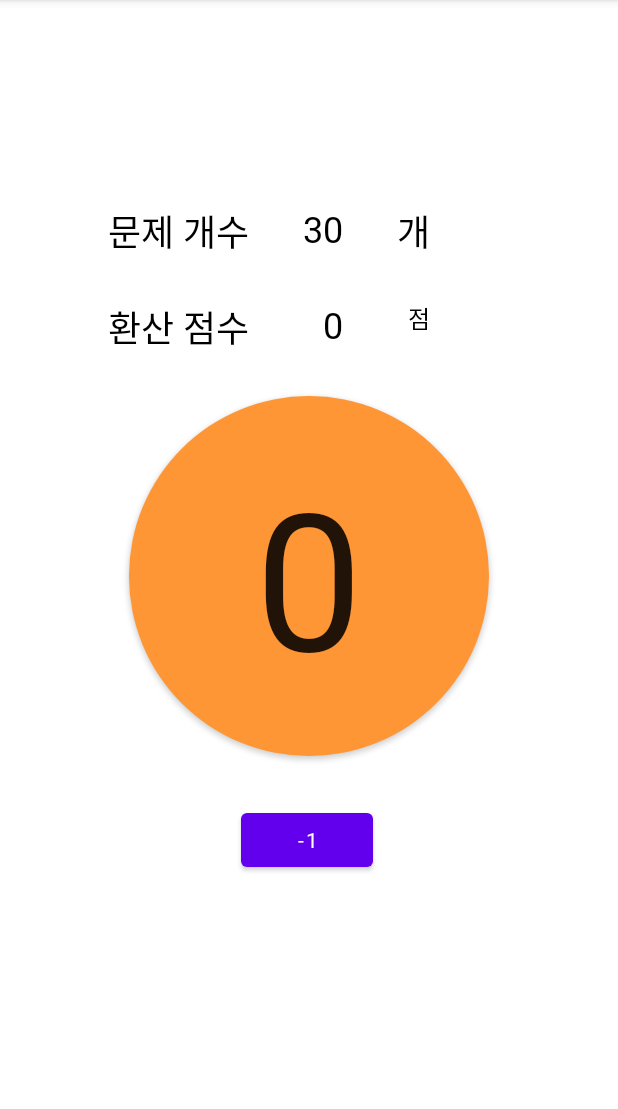
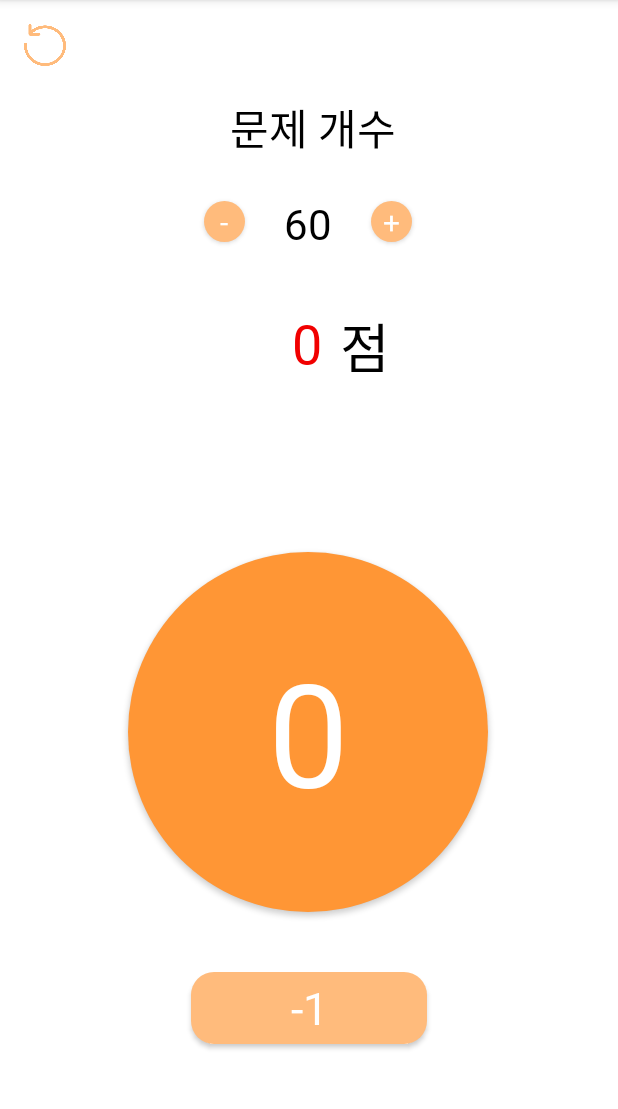
Before and after one commit to cheonjiyun/ScoreCounter, an Android app: the screen it shows after launch (MainActivity), on a phone screen of 412 x 824 dp, the part 84-1193 px from its top. Run offline under Robolectric (Android 15) with nearby library versions, the light colour scheme and no system bars.

Commit message:
feat:문제 개수 및 초기화 기능

```diff
--- a/app/src/main/java/com/jiyun/scorecounter/MainActivity.kt
+++ b/app/src/main/java/com/jiyun/scorecounter/MainActivity.kt
@@ -2,39 +2,92 @@ package com.jiyun.scorecounter
 
 import androidx.appcompat.app.AppCompatActivity
 import android.os.Bundle
-import android.util.Log
 import android.widget.Button
+import android.widget.ImageView
 import android.widget.TextView
+import android.widget.Toast
+import kotlin.math.roundToInt
 
 class MainActivity : AppCompatActivity() {
     override fun onCreate(savedInstanceState: Bundle?) {
         super.onCreate(savedInstanceState)
         setContentView(R.layout.activity_main)
 
+        var reset_button = findViewById<Button>(R.id.reset_button)
+
+        var question_minus_button = findViewById<Button>(R.id.question_minus_button)
         var question_textview = findViewById<TextView>(R.id.question_textview)
+        var question_plus_button = findViewById<Button>(R.id.question_plus_button)
+
         var score_textview = findViewById<TextView>(R.id.score_textview)
-        var plus_button = findViewById<Button>(R.id.plus_button) // + 버튼
+
+        var plus_circle_button = findViewById<Button>(R.id.plus_circle_button) // + 버튼
         var minus_button = findViewById<Button>(R.id.minus_button) // - 버튼
 
         // 초기 값 세팅
-        var question_number = 30 // 문제 개수
+        var question_number = 60 // 문제 개수
         question_textview.setText(question_number.toString())
 
         var count = 0 //카운트 값
-        plus_button.setText(count.toString())
+        plus_circle_button.setText(count.toString())
 
         var score = 0 //점수
+        score_textview.setText(score.toString())
 
-        // + 버튼 클릭시
-        plus_button.setOnClickListener {
+
+        // 리셋 버튼 클릭시
+        reset_button.setOnClickListener {
+            //카운트 값 0
+            count = 0
+
+            //카운트 값 표시 바꾸기
+            changeCount(plus_circle_button, count)
+
+            //점수 재 계산
+            score = calulateScore(count, question_number, score_textview)
+        }
+
+        // 문제 개수 - 버튼
+        question_minus_button.setOnClickListener {
+            if(question_number > count && question_number > 1){
+                question_number--
+
+                //문제 개수 표시 값 바꾸기
+                changeQuestionNumber(question_textview, question_number)
+
+                //점수 다시 계산
+                score = calulateScore(count, question_number, score_textview)
+            }
+
+        }
+
+        // 문제 개수 + 버튼
+        question_plus_button.setOnClickListener {
+            if(question_number < 9999){
+                question_number++
+
+                //문제 개수 표시 값 바꾸기
+                changeQuestionNumber(question_textview, question_number)
+
+                //점수 다시 계산
+                score = calulateScore(count, question_number, score_textview)
+            }
+
+        }
+
+
+
+        // 원형 버튼 클릭시
+        plus_circle_button.setOnClickListener {
             if(count < question_number){
-                //카운트 값
+                //카운트 값 +1
                 count++
-                plus_button.setText(count.toString())
+
+                //카운트 값 표시 바꾸기
+                changeCount(plus_circle_button, count)
 
                 //점수 계산
-                score = (count.toDouble()/question_number.toDouble() * 100).toInt()
-                score_textview.setText(score.toString())
+                score = calulateScore(count, question_number, score_textview)
             }
 
 
@@ -42,14 +95,15 @@ class MainActivity : AppCompatActivity() {
 
         // - 버튼 클릭시
         minus_button.setOnClickListener {
-            //카운트 값
             if(count > 0){
+                //카운트 값 -1
                 count--
-                plus_button.setText(count.toString())
+
+                //카운트 값 표시 바꾸기
+                changeCount(plus_circle_button, count)
 
                 //점수 계산
-                score = (count.toDouble()/question_number.toDouble() * 100).toInt()
-                score_textview.setText(score.toString())
+                score = calulateScore(count, question_number, score_textview)
             }
 
         }
@@ -57,4 +111,17 @@ class MainActivity : AppCompatActivity() {
 
     }
 
+    fun changeQuestionNumber(question_textview: TextView, question_number: Int){
+        question_textview.setText(question_number.toString())
+    }
+
+    fun changeCount(circle_button: Button, count: Int){
+        circle_button.setText(count.toString())
+    }
+
+    fun calulateScore(count:Int, question_number:Int, score_textview: TextView): Int {
+        var score = (count.toDouble()/question_number.toDouble() * 100).roundToInt()
+        score_textview.setText(score.toString())
+        return score
+    }
 }
--- /dev/null
+++ b/app/src/main/res/drawable/minus_button.xml
@@ -0,0 +1,5 @@
+<?xml version="1.0" encoding="utf-8"?>
+<shape xmlns:android="http://schemas.android.com/apk/res/android">
+    <solid android:color="@color/soft"/>
+    <corners android:radius="15dp" />
+</shape>
--- /dev/null
+++ b/app/src/main/res/drawable/plus_circle_button_pressed.xml
@@ -0,0 +1,20 @@
+<?xml version="1.0" encoding="utf-8"?>
+<shape xmlns:android="http://schemas.android.com/apk/res/android"
+    android:shape="oval">
+    <solid android:color="@color/main" />
+    <gradient
+        android:angle="45"
+        android:centerColor="@color/soft"
+        android:centerX="0.8"
+        android:endColor="@color/black"
+        android:startColor="@color/soft"
+        />
+    <gradient
+        android:angle="30"
+        android:centerColor="@color/soft"
+        android:centerX="0.8"
+        android:endColor="@color/black"
+        android:startColor="@color/soft"
+        />
+
+</shape>
--- /dev/null
+++ b/app/src/main/res/drawable/soft_circle_button.xml
@@ -0,0 +1,6 @@
+<?xml version="1.0" encoding="utf-8"?>
+<shape xmlns:android="http://schemas.android.com/apk/res/android"
+    android:shape="oval">
+    <solid android:color="@color/soft"></solid>
+
+</shape>
--- a/app/src/main/res/layout/activity_main.xml
+++ b/app/src/main/res/layout/activity_main.xml
@@ -6,106 +6,134 @@
     android:layout_height="match_parent"
     tools:context=".MainActivity">
 
+    <androidx.appcompat.widget.AppCompatButton
+        android:background="@drawable/reset_button"
+        android:id="@+id/reset_button"
+        android:layout_width="28dp"
+        android:layout_height="28dp"
+        android:layout_marginStart="16dp"
+        android:layout_marginTop="16dp"
+        android:src="@drawable/reset_button"
+        app:layout_constraintStart_toStartOf="parent"
+        app:layout_constraintTop_toTopOf="parent" />
 
     <TextView
         android:id="@+id/textView"
         android:layout_width="wrap_content"
         android:layout_height="wrap_content"
-        android:layout_marginStart="72dp"
-        android:layout_marginTop="136dp"
-        android:fontFamily="@font/nanumgothic"
+        android:layout_marginTop="64dp"
+        android:fontFamily="@font/gangwonbold"
         android:text="문제 개수"
         android:textColor="@color/black"
-        android:textSize="24dp"
+        android:textSize="28dp"
+        app:layout_constraintEnd_toEndOf="parent"
+        app:layout_constraintHorizontal_bias="0.509"
         app:layout_constraintStart_toStartOf="parent"
         app:layout_constraintTop_toTopOf="parent" />
 
+    <androidx.appcompat.widget.AppCompatButton
+        android:id="@+id/question_minus_button"
+        android:layout_width="27dp"
+        android:layout_height="27dp"
+        android:layout_marginTop="4dp"
+        android:layout_marginEnd="12dp"
+        android:background="@drawable/soft_circle_button"
+        android:text="-"
+        android:textColor="@color/white"
+        android:textSize="20dp"
+        android:fontFamily="@font/gangwonbold"
+        android:textAlignment="center"
+        android:gravity="center"
+        app:layout_constraintEnd_toStartOf="@+id/question_textview"
+        app:layout_constraintTop_toTopOf="@+id/question_textview" />
+
     <TextView
         android:id="@+id/question_textview"
-        android:layout_width="wrap_content"
+        android:layout_width="60dp"
         android:layout_height="wrap_content"
-        android:layout_marginStart="36dp"
-        android:text="60"
+        android:layout_marginTop="24dp"
+        android:fontFamily="@font/gangwonbold"
+        android:text="1200"
+        android:textAlignment="center"
         android:textColor="@color/black"
-        android:textSize="24dp"
-        android:fontFamily="@font/nanumgothic"
-        app:layout_constraintStart_toEndOf="@+id/textView"
-        app:layout_constraintTop_toTopOf="@+id/textView" />
+        android:textSize="28dp"
+        app:layout_constraintEnd_toEndOf="parent"
+        app:layout_constraintHorizontal_bias="0.498"
+        app:layout_constraintStart_toStartOf="parent"
+        app:layout_constraintTop_toBottomOf="@+id/textView" />
 
-
-    <TextView
-        android:id="@+id/textView3"
-        android:layout_width="wrap_content"
-        android:layout_height="wrap_content"
-        android:layout_marginStart="36dp"
-        android:fontFamily="@font/nanumgothic"
-        android:text="개"
-        android:textColor="@color/black"
-        android:textSize="24dp"
+    <androidx.appcompat.widget.AppCompatButton
+        android:id="@+id/question_plus_button"
+        android:layout_width="27dp"
+        android:layout_height="27dp"
+        android:layout_marginStart="12dp"
+        android:background="@drawable/soft_circle_button"
+        android:text="+"
+        android:textColor="@color/white"
+        android:textSize="20dp"
+        android:fontFamily="@font/gangwonbold"
+        android:gravity="center"
+        android:textAlignment="center"
         app:layout_constraintStart_toEndOf="@+id/question_textview"
-        app:layout_constraintTop_toTopOf="@+id/textView" />
-
-    <TextView
-        android:id="@+id/textView4"
-        android:layout_width="wrap_content"
-        android:layout_height="wrap_content"
-        android:layout_marginTop="28dp"
-        android:fontFamily="@font/nanumgothic"
-        android:text="환산 점수"
-        android:textColor="@color/black"
-        android:textSize="24dp"
-        app:layout_constraintEnd_toEndOf="@+id/textView"
-        app:layout_constraintTop_toBottomOf="@+id/textView" />
+        app:layout_constraintTop_toTopOf="@+id/question_minus_button" />
 
     <TextView
         android:id="@+id/score_textview"
         android:layout_width="wrap_content"
         android:layout_height="wrap_content"
-        android:text="0"
-        android:textColor="@color/black"
-        android:textSize="24dp"
-        android:fontFamily="@font/nanumgothic"
-        app:layout_constraintEnd_toEndOf="@+id/question_textview"
-        app:layout_constraintTop_toTopOf="@+id/textView4" />
+        android:layout_marginTop="36dp"
+        android:layout_marginEnd="12dp"
+        android:fontFamily="@font/gangwonbold"
+        android:text="100"
+        android:textColor="@color/red"
+        android:textSize="36dp"
+        app:layout_constraintEnd_toStartOf="@+id/textView6"
+        app:layout_constraintTop_toBottomOf="@+id/question_textview" />
 
     <TextView
+        android:id="@+id/textView6"
         android:layout_width="wrap_content"
         android:layout_height="wrap_content"
+        android:layout_marginEnd="152dp"
+        android:fontFamily="@font/gangwonbold"
         android:text="점"
         android:textColor="@color/black"
-        android:textSize="16dp"
-        android:fontFamily="@font/nanumgothic"
-        app:layout_constraintEnd_toEndOf="@+id/textView3"
-        app:layout_constraintTop_toTopOf="@+id/textView4" />
-
-
+        android:textSize="36dp"
+        app:layout_constraintEnd_toEndOf="parent"
+        app:layout_constraintTop_toTopOf="@+id/score_textview" />
 
     <androidx.appcompat.widget.AppCompatButton
-        android:background="@drawable/plus_circle_button"
+        android:id="@+id/plus_circle_button"
+        android:layout_width="wrap_content"
+        android:layout_height="wrap_content"
+        android:layout_marginBottom="40dp"
         android:width="240dp"
         android:height="240dp"
-        android:id="@+id/plus_button"
+        android:background="@drawable/plus_circle_button"
+        android:fontFamily="@font/gangwonbold"
+        android:text="2222"
+        android:textColor="@color/white"
+        android:textSize="96dp"
+        app:layout_constraintBottom_toTopOf="@+id/minus_button"
+        app:layout_constraintEnd_toEndOf="parent"
+        app:layout_constraintHorizontal_bias="0.497"
+        app:layout_constraintStart_toStartOf="parent" />
+
+    <androidx.appcompat.widget.AppCompatButton
+        android:id="@+id/minus_button"
         android:layout_width="wrap_content"
         android:layout_height="wrap_content"
-        android:text="22"
-        android:textSize="128dp"
-        android:fontFamily="@font/nanumgothic"
+        android:layout_marginBottom="72dp"
+        android:width="157dp"
+        android:height="47dp"
+        android:background="@drawable/minus_button"
+        android:fontFamily="@font/gangwonbold"
+        android:text="-1"
+        android:textColor="@color/white"
+        android:textSize="30dp"
         app:layout_constraintBottom_toBottomOf="parent"
         app:layout_constraintEnd_toEndOf="parent"
-        app:layout_constraintStart_toStartOf="parent"
-        app:layout_constraintTop_toTopOf="parent" />
-
-    <Button
-        android:layout_width="wrap_content"
-        android:layout_height="wrap_content"
-        android:layout_marginTop="32dp"
-        android:id="@+id/minus_button"
-        android:text="-1"
-        android:fontFamily="@font/nanumgothic"
-        app:layout_constraintEnd_toEndOf="parent"
-        app:layout_constraintHorizontal_bias="0.495"
-        app:layout_constraintStart_toStartOf="parent"
-        app:layout_constraintTop_toBottomOf="@+id/plus_button" />
+        app:layout_constraintStart_toStartOf="parent" />
 
 
 </androidx.constraintlayout.widget.ConstraintLayout>
--- a/app/src/main/res/values/colors.xml
+++ b/app/src/main/res/values/colors.xml
@@ -8,4 +8,6 @@
     <color name="black">#FF000000</color>
     <color name="white">#FFFFFFFF</color>
     <color name="main">#FF9635</color>
+    <color name="soft">#FFBB7C</color>
+    <color name="red">#F10000</color>
 </resources>
```
Also changed, not shown: app/src/main/res/drawable/reset_button.png (added), 2 other files.
